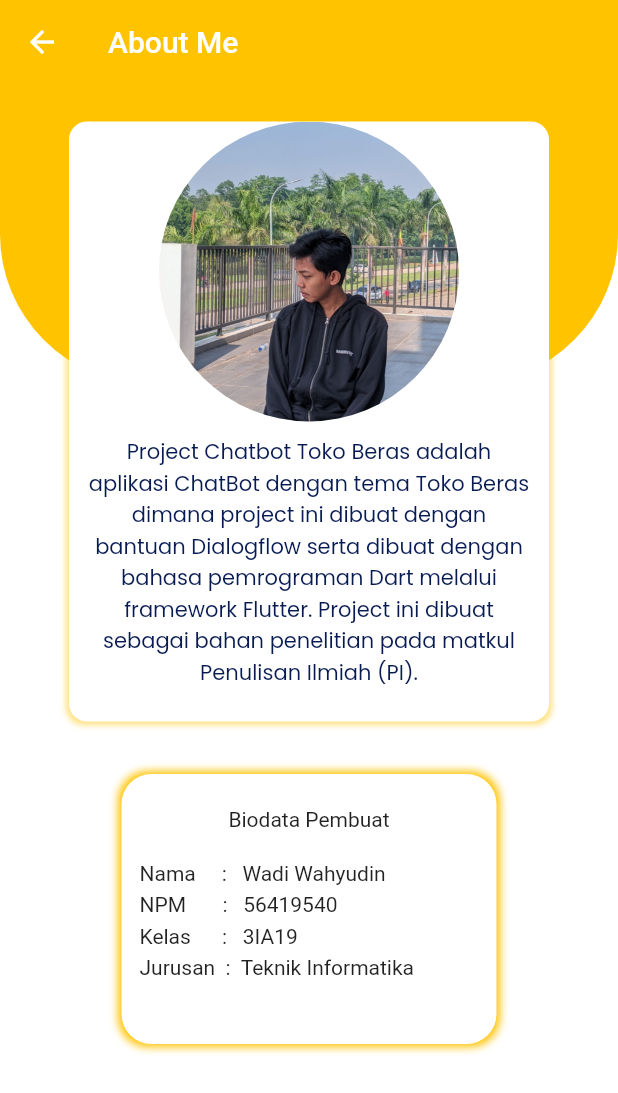
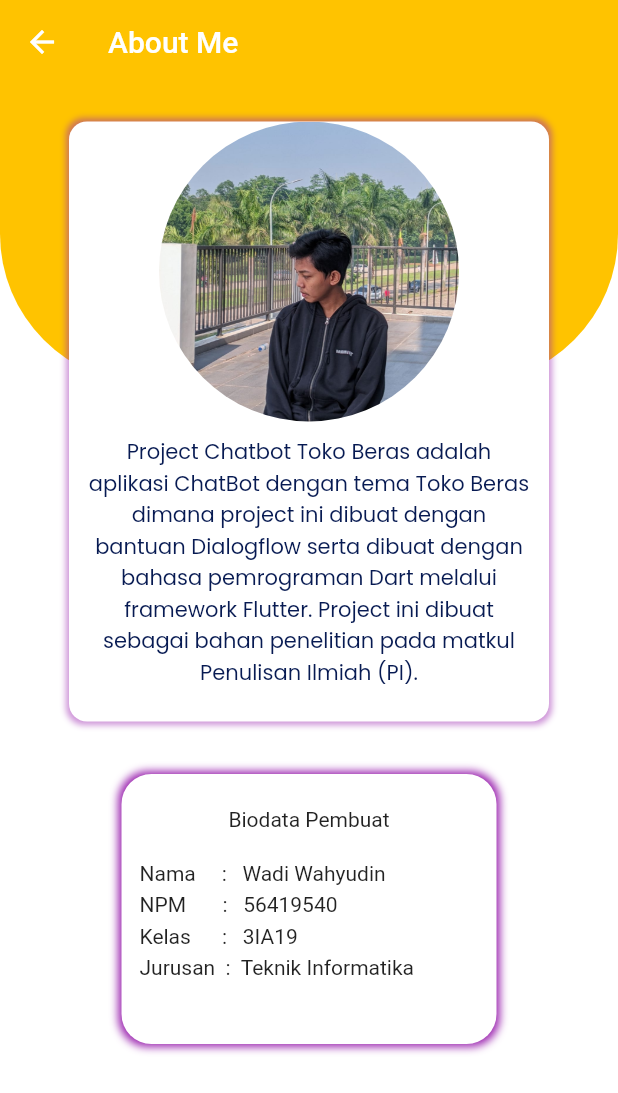
Before and after one commit to reaperizy/chatbot_beras, a Flutter app: the AboutPage screen opened directly, on a phone screen of 412 x 824 dp. Shown: the top 1093 px of the screen. Run offline on Flutter 3.47's test engine with Material 2 defaults, Android fonts, the phone set to English and light mode, and no system bars; our stand-ins replace bubble, flutter_svg, google_fonts, lottie; missing offline and left inert: dialogflow_flutter; network calls fail.

Commit message:
new color

```diff
--- a/lib/screen/aboutme.dart
+++ b/lib/screen/aboutme.dart
@@ -41,7 +41,7 @@ class AboutPage extends StatelessWidget {
                   borderRadius: BorderRadius.circular(12),
                   boxShadow: [
                     BoxShadow(
-                        color: kPrimaryColor.withOpacity(0.5),
+                        color: Colors.purple.withOpacity(0.5),
                         spreadRadius: 2,
                         blurRadius: 3),
                   ],
@@ -105,7 +105,7 @@ class AboutPage extends StatelessWidget {
               borderRadius: BorderRadius.circular(20),
               boxShadow: const [
                 BoxShadow(
-                  color: kPrimaryColor,
+                  color: Colors.purple,
                   spreadRadius: 2,
                   blurRadius: 4,
                 )
--- a/lib/screen/chatbot.dart
+++ b/lib/screen/chatbot.dart
@@ -109,7 +109,7 @@ class _ChatBotScreenState extends State<ChatBotScreen> {
       padding: const EdgeInsets.all(10.0),
       child: Bubble(
           radius: const Radius.circular(15.0),
-          color: data == 0 ? Colors.orange : Colors.blue,
+          color: data == 0 ? Colors.orange : Colors.purple,
           elevation: 0.0,
           alignment: data == 0 ? Alignment.topLeft : Alignment.topRight,
           nip: data == 0 ? BubbleNip.leftBottom : BubbleNip.rightTop,
--- a/lib/screen/splash_screen.dart
+++ b/lib/screen/splash_screen.dart
@@ -37,7 +37,7 @@ class _SplashScreenState extends State<SplashScreen> {
   @override
   Widget build(BuildContext context) {
     return Scaffold(
-        //backgroundColor: kRichBlack,
+        //backgroundColor: Colors.orange,
         body: Center(child: Center(child: Lottie.network("https://assets10.lottiefiles.com/private_files/lf30_p36u7dl0.json")
         )));
   }
```
